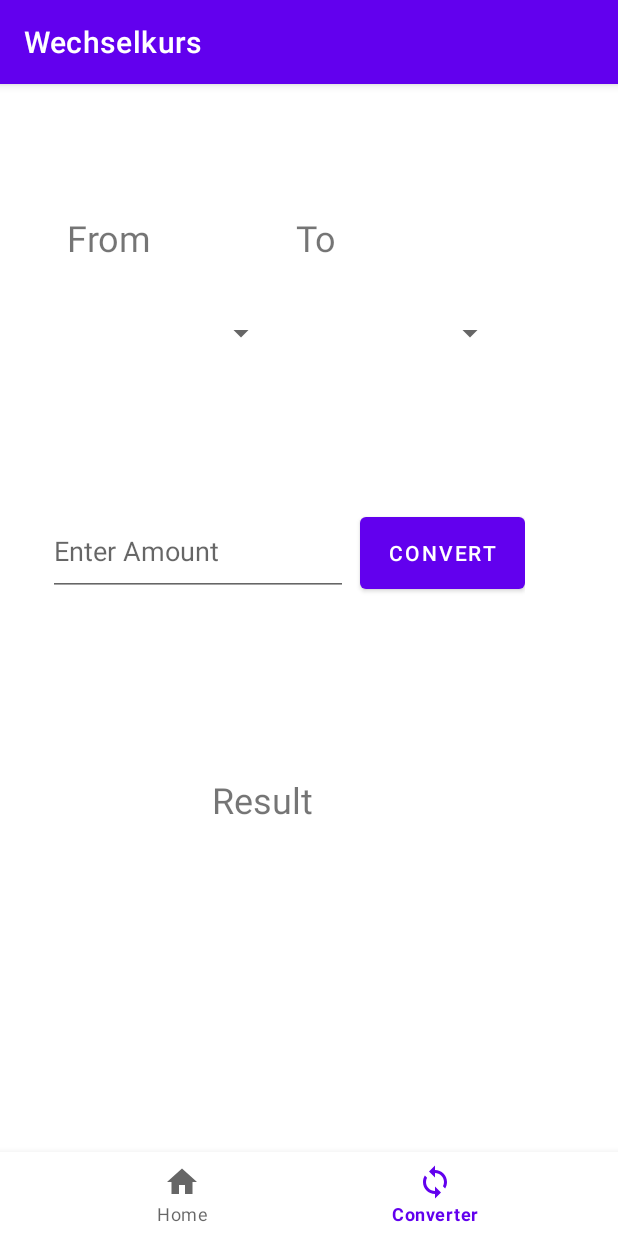
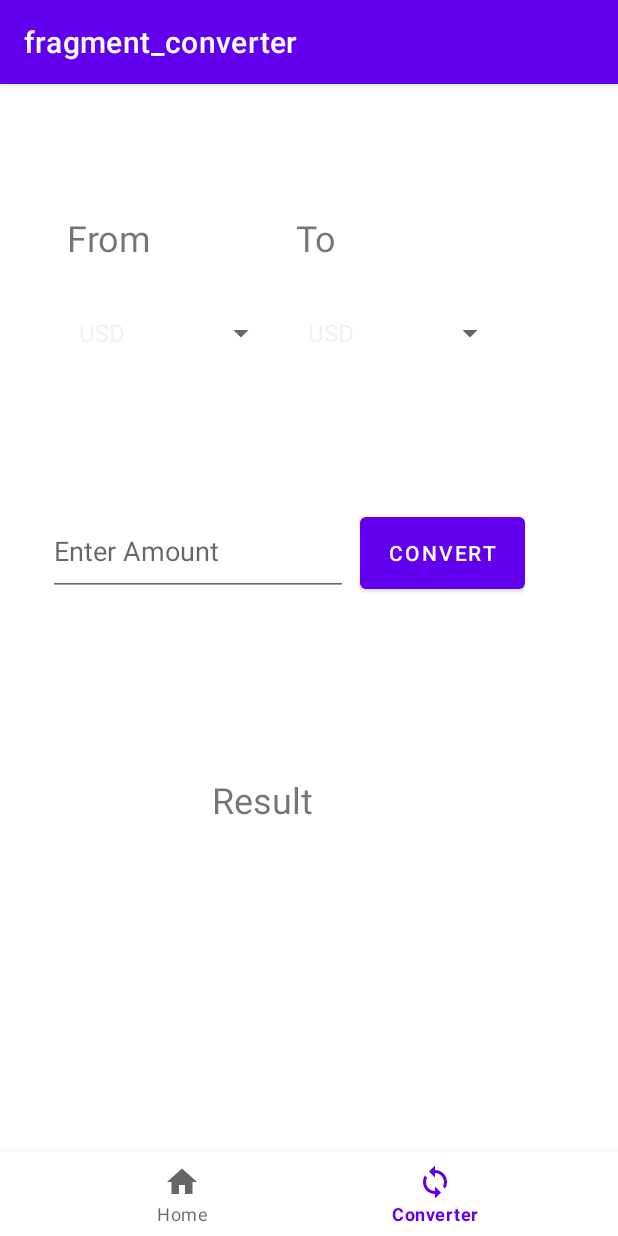
Before and after one commit to yevklym/Wechselkurs, an Android app: the Converter screen opened through its navigation route, on a phone screen of 412 x 824 dp. Run offline under Robolectric (Android 15) with nearby library versions, the phone set to English and light mode, and no system bars; our stand-ins replace navigation-ui.

Commit message:
Added drop-down list

```diff
--- a/app/src/main/java/yk/wechselkurs/Converter.java
+++ b/app/src/main/java/yk/wechselkurs/Converter.java
@@ -2,11 +2,15 @@ package yk.wechselkurs;
 
 import android.os.Bundle;
 
+import androidx.annotation.NonNull;
+import androidx.annotation.Nullable;
 import androidx.fragment.app.Fragment;
 
 import android.view.LayoutInflater;
 import android.view.View;
 import android.view.ViewGroup;
+import android.widget.ArrayAdapter;
+import android.widget.Spinner;
 
 /**
  * A simple {@link Fragment} subclass.
@@ -49,6 +53,8 @@ public class Converter extends Fragment {
     @Override
     public void onCreate(Bundle savedInstanceState) {
         super.onCreate(savedInstanceState);
+
+
         if (getArguments() != null) {
             mParam1 = getArguments().getString(ARG_PARAM1);
             mParam2 = getArguments().getString(ARG_PARAM2);
@@ -58,7 +64,23 @@ public class Converter extends Fragment {
     @Override
     public View onCreateView(LayoutInflater inflater, ViewGroup container,
                              Bundle savedInstanceState) {
-        // Inflate the layout for this fragment
-        return inflater.inflate(R.layout.fragment_converter, container, false);
+        // Inflate the layout for this fragmentr
+        //return inflater.inflate(R.layout.fragment_converter, container, false);
+
+        View view = inflater.inflate(R.layout.fragment_converter, container, false);
+        Spinner fromDropdown = (Spinner) view.findViewById(R.id.SPFrom);
+        Spinner toDropdown = (Spinner) view.findViewById(R.id.SPTo);
+        String[] dropDownList = {"USD", "EUR", "GBP", "PLN", "AUD", "CAD"};
+        ArrayAdapter<String> arrayAdapter = new ArrayAdapter<String>(getActivity().getBaseContext(), android.R.layout.simple_spinner_item, dropDownList);
+        arrayAdapter.setDropDownViewResource(android.R.layout.simple_spinner_dropdown_item);
+        toDropdown.setAdapter(arrayAdapter);
+        fromDropdown.setAdapter(arrayAdapter);
+
+        return view;
+    }
+
+    @Override
+    public void onViewCreated(@NonNull View view, @Nullable Bundle savedInstanceState) {
+        super.onViewCreated(view, savedInstanceState);
     }
 }
--- a/app/src/main/java/yk/wechselkurs/MainActivity.java
+++ b/app/src/main/java/yk/wechselkurs/MainActivity.java
@@ -1,6 +1,7 @@
 package yk.wechselkurs;
 
 
+import androidx.annotation.Nullable;
 import androidx.appcompat.app.AppCompatActivity;
 import androidx.navigation.NavController;
 import androidx.navigation.Navigation;
@@ -11,6 +12,12 @@ import androidx.recyclerview.widget.LinearLayoutManager;
 import androidx.recyclerview.widget.RecyclerView;
 
 import android.os.Bundle;
+import android.view.LayoutInflater;
+import android.view.View;
+import android.view.ViewGroup;
+import android.widget.ArrayAdapter;
+import android.widget.ImageView;
+import android.widget.Spinner;
 import android.widget.Toast;
 
 import com.google.android.material.bottomnavigation.BottomNavigationView;
@@ -25,8 +32,8 @@ import retrofit2.Response;
 
 public class MainActivity extends AppCompatActivity {
 
+    private ArrayList<CurrencyModel> currencyModelArrayList;
 
-    private ArrayList<CurrencyModel> currencyModelArrayList;
 
     @Override
     protected void onCreate(Bundle savedInstanceState) {
@@ -36,17 +43,17 @@ public class MainActivity extends AppCompatActivity {
 
         //Navigation
         BottomNavigationView bottomNavigationView = findViewById(R.id.bottomNavigationView);
-        //AppBarConfiguration appBarConfiguration = new AppBarConfiguration.Builder(R.id.currencyRates, R.id.converter).build();
+        AppBarConfiguration appBarConfiguration = new AppBarConfiguration.Builder(R.id.currencyRates, R.id.converter).build();
         NavController navController = Navigation.findNavController(this, R.id.fragment);
-        //NavigationUI.setupActionBarWithNavController(this, navController, appBarConfiguration);
+        NavigationUI.setupActionBarWithNavController(this, navController, appBarConfiguration);
         NavigationUI.setupWithNavController(bottomNavigationView, navController);
 
 
         currencyModelArrayList = new ArrayList<>();
-        getRates("EUR", "USD");
+/*        getRates("EUR", "USD");
         getRates("USD", "AUD");
         getRates("EUR", "GBP");
-        getRates("EUR", "CNY");
+        getRates("EUR", "CNY");*/
         currencyModelArrayList.add(new CurrencyModel("EUR", "CZK", 24.88));
 
         RecyclerView currencyRV;
@@ -60,6 +67,9 @@ public class MainActivity extends AppCompatActivity {
         currencyRV.setLayoutManager(mLayoutManager);
 
         currencyRV.setAdapter(currencyAdapter);
+
+
+
 
     }
 
@@ -78,6 +88,7 @@ public class MainActivity extends AppCompatActivity {
 //                String rateString = rate.toString();
 //                Log.d("RATE", rateString);
                 currencyModelArrayList.add(new CurrencyModel(baseCurrency, exchangeCurrency, Double.parseDouble(rate.toString())));
+
             }
 
             public void onFailure(Call<JsonObject> call, Throwable t) {
```
